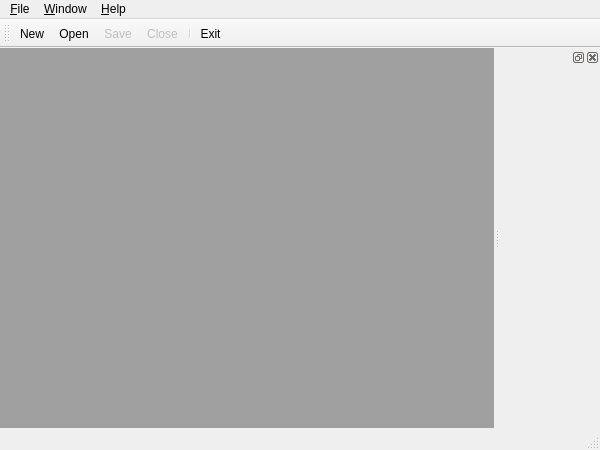
First picture: the form in client/mainwindow.ui, repository jkdoug/mudder, before the edit.
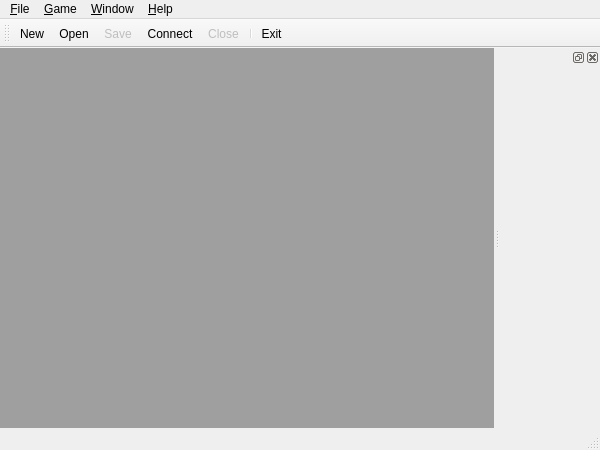
Second picture: the form after the edit. Icons and pictures are not drawn.

Commit message:
Added network connection and actions
It does not update the display yet; that's the next step.

Diff of the .ui file:
```diff
--- a/client/mainwindow.ui
+++ b/client/mainwindow.ui
@@ -97,7 +97,14 @@
     <addaction name="separator"/>
     <addaction name="actionEditor"/>
    </widget>
+   <widget class="QMenu" name="menuGame">
+    <property name="title">
+     <string>&amp;Game</string>
+    </property>
+    <addaction name="actionConnect"/>
+   </widget>
    <addaction name="menuFile"/>
+   <addaction name="menuGame"/>
    <addaction name="menuWindow"/>
    <addaction name="menuHelp"/>
   </widget>
@@ -111,6 +118,7 @@
    <addaction name="actionNew"/>
    <addaction name="actionOpen"/>
    <addaction name="actionSave"/>
+   <addaction name="actionConnect"/>
    <addaction name="actionClose"/>
    <addaction name="separator"/>
    <addaction name="actionExit"/>
@@ -320,6 +328,22 @@
     <string>Toggle display of the editor window</string>
    </property>
   </action>
+  <action name="actionConnect">
+   <property name="checkable">
+    <bool>true</bool>
+   </property>
+   <property name="icon">
+    <iconset resource="client.qrc">
+     <normaloff>:/icons/disconnect</normaloff>
+     <normalon>:/icons/connect</normalon>:/icons/disconnect</iconset>
+   </property>
+   <property name="text">
+    <string>&amp;Connect</string>
+   </property>
+   <property name="toolTip">
+    <string>Connect to game server</string>
+   </property>
+  </action>
  </widget>
  <layoutdefault spacing="6" margin="11"/>
  <resources>
```
The commit also changes 11 other files.
